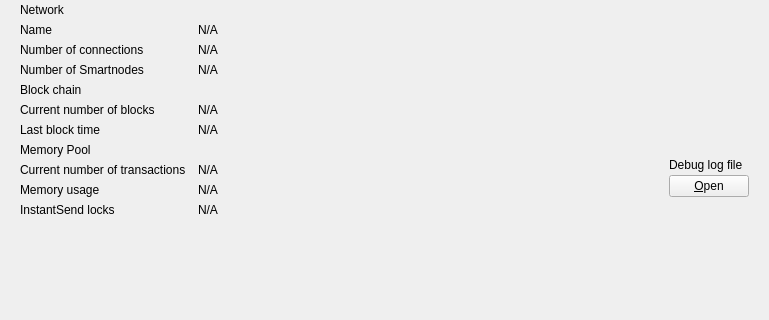
Above: src/qt/forms/debugwindow.ui from Raptor3um/raptoreum before the change; both pictures show x 0 to 769 and y 165 to 485 of the 769 by 485 pixel window. Below: the same form after it.
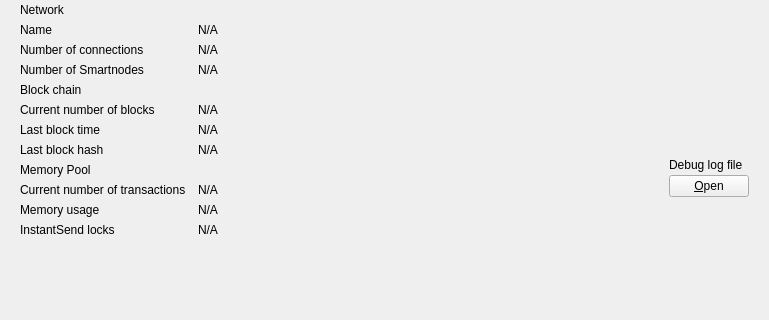
That is the form after the change. Icons and pictures are not drawn. Custom widgets are drawn as their Qt base class.

Commit message:
QT: add last block hash to debug ui (#3672)
* [QT] Add last block hash to debug ui

Trivial addition to display last block hash next to last block time

* [QT] Make last block hash selectable

... and linter happy

Switch QMetaObject to get last hash from pIndex instead of clientmodel

* [Trivial] Fix trailing whitespaces

Patch:
```diff
--- a/src/qt/forms/debugwindow.ui
+++ b/src/qt/forms/debugwindow.ui
@@ -351,20 +351,43 @@
         </widget>
        </item>
        <item row="13" column="0">
+        <widget class="QLabel" name="lastBlockHashLabel">
+         <property name="text">
+          <string>Last block hash</string>
+         </property>
+        </widget>
+       </item>
+       <item row="13" column="1">
+        <widget class="QLabel" name="lastBlockHash">
+         <property name="cursor">
+          <cursorShape>IBeamCursor</cursorShape>
+         </property>
+         <property name="text">
+          <string>N/A</string>
+         </property>
+         <property name="textFormat">
+          <enum>Qt::PlainText</enum>
+         </property>
+         <property name="textInteractionFlags">
+          <set>Qt::LinksAccessibleByMouse|Qt::TextSelectableByKeyboard|Qt::TextSelectableByMouse</set>
+         </property>
+        </widget>
+       </item>
+       <item row="14" column="0">
         <widget class="QLabel" name="labelMempoolTitle">
          <property name="text">
           <string>Memory Pool</string>
          </property>
         </widget>
        </item>
-       <item row="14" column="0">
+       <item row="15" column="0">
         <widget class="QLabel" name="labelNumberOfTransactions">
          <property name="text">
           <string>Current number of transactions</string>
          </property>
         </widget>
        </item>
-       <item row="14" column="1">
+       <item row="15" column="1">
         <widget class="QLabel" name="mempoolNumberTxs">
          <property name="cursor">
           <cursorShape>IBeamCursor</cursorShape>
@@ -380,14 +403,14 @@
          </property>
         </widget>
        </item>
-       <item row="15" column="0">
+       <item row="16" column="0">
         <widget class="QLabel" name="labelMemoryUsage">
          <property name="text">
           <string>Memory usage</string>
          </property>
         </widget>
        </item>
-       <item row="15" column="1">
+       <item row="16" column="1">
         <widget class="QLabel" name="mempoolSize">
          <property name="cursor">
           <cursorShape>IBeamCursor</cursorShape>
@@ -443,7 +466,7 @@
          </item>
         </layout>
        </item>
-       <item row="17" column="0">
+       <item row="18" column="0">
         <spacer name="verticalSpacer">
          <property name="orientation">
           <enum>Qt::Vertical</enum>
@@ -456,14 +479,14 @@
          </property>
         </spacer>
        </item>
-       <item row="16" column="0">
+       <item row="17" column="0">
         <widget class="QLabel" name="labelInstantSendLockCount">
          <property name="text">
           <string>InstantSend locks</string>
          </property>
         </widget>
        </item>
-       <item row="16" column="1">
+       <item row="17" column="1">
         <widget class="QLabel" name="instantSendLockCount">
          <property name="cursor">
           <cursorShape>IBeamCursor</cursorShape>
```
The commit also changes 4 other files.
